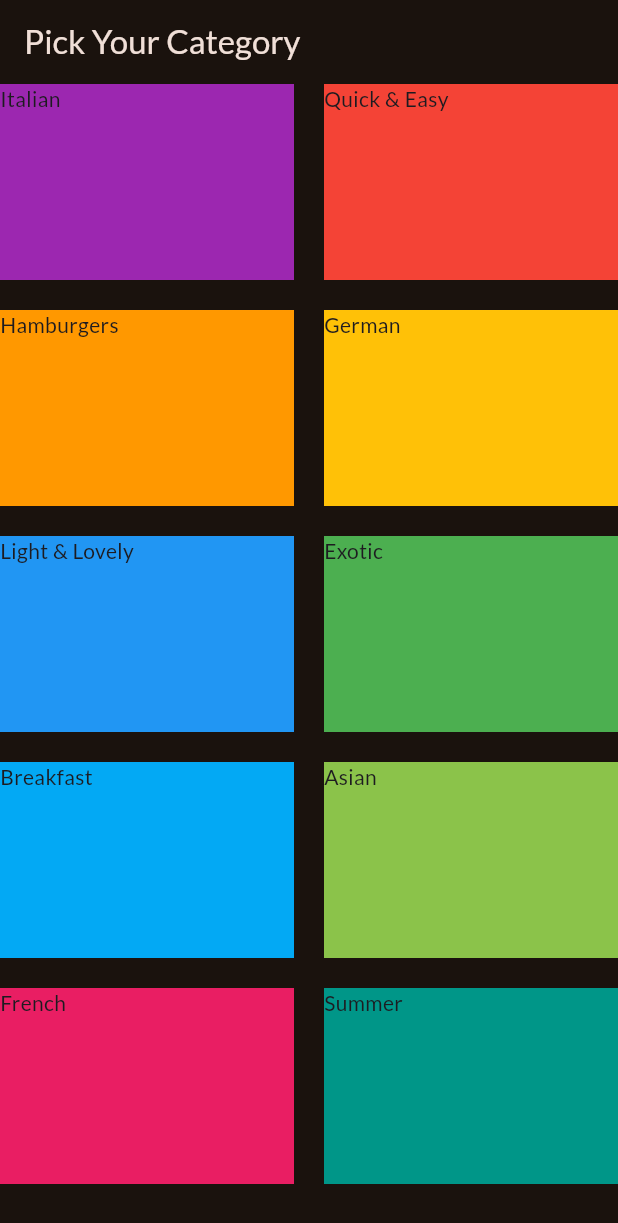
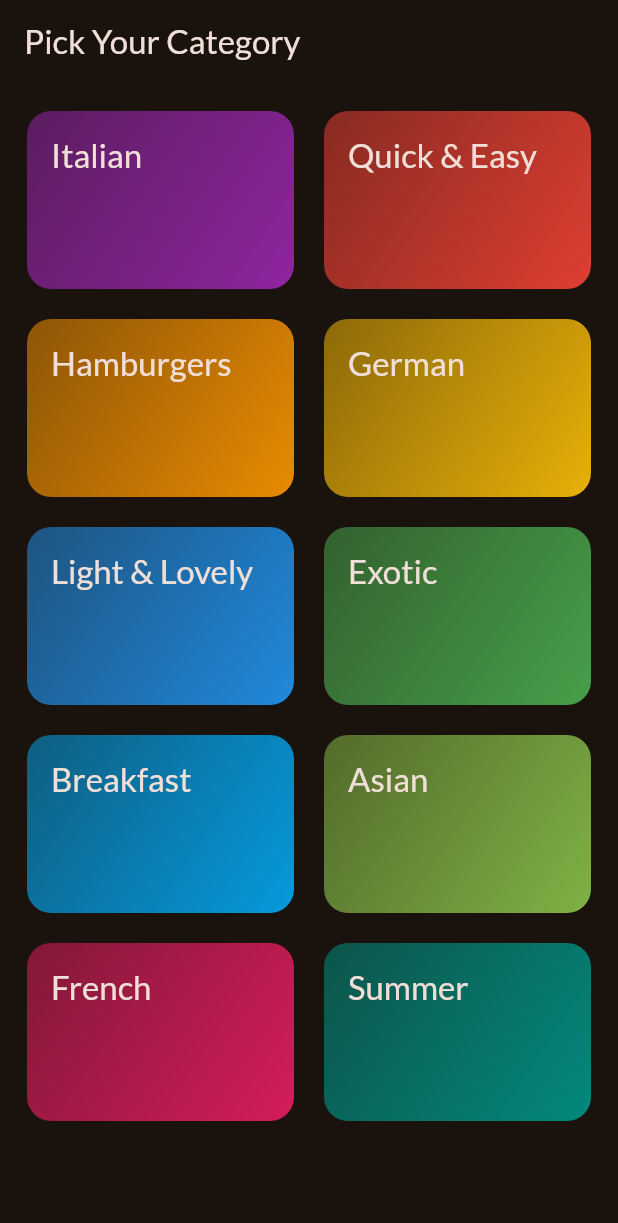
Before and after one commit to ajax-39/Flutter_InfoMeal, a Flutter app: the screen it shows after launch, on a phone screen of 412 x 824 dp. Shown: the top 1223 px of the screen. Run offline on Flutter 3.47's test engine with Material 3 defaults, Android fonts, the phone set to English and light mode, and no system bars; our stand-ins replace google_fonts.

Commit message:
add onTap effect

```diff
--- a/lib/main.dart
+++ b/lib/main.dart
@@ -1,7 +1,7 @@
 import 'package:flutter/material.dart';
 
 import 'package:google_fonts/google_fonts.dart';
-import 'package:meals/categories.dart';
+import 'package:meals/screens/categories.dart';
 
 final theme = ThemeData(
   useMaterial3: true,
--- a/lib/categories.dart
+++ b/lib/screens/categories.dart
@@ -1,6 +1,7 @@
 import 'package:flutter/material.dart';
 import 'package:meals/data.dart/dummy_data.dart';
-import 'package:meals/showCategory.dart';
+import 'package:meals/widgets/category_grid_item.dart';
+import 'package:meals/widgets/category_grid_item.dart';
 
 class CategoriesScreen extends StatelessWidget {
   const CategoriesScreen({super.key});
@@ -16,14 +17,18 @@ class CategoriesScreen extends StatelessWidget {
       ),
       //
       body: GridView(
+        padding: const EdgeInsets.all(18),
+        //
         gridDelegate: const SliverGridDelegateWithFixedCrossAxisCount(
           crossAxisCount: 2,
           childAspectRatio: 3 / 2,
           crossAxisSpacing: 20,
           mainAxisSpacing: 20,
         ),
+        //
         children: [
-          ...availableCategories.map((e) => ShowCategory(showCat: e)),
+          for (final category in availableCategories)
+            CategoryGridItem(category: category),
         ],
       ),
     );
--- a/lib/showCategory.dart
+++ /dev/null
@@ -1,25 +0,0 @@
-import 'package:flutter/material.dart';
-import 'package:meals/models/category.dart';
-
-class ShowCategory extends StatelessWidget {
-  const ShowCategory({
-    super.key,
-    required this.showCat,
-  });
-
-  final Category showCat;
-
-  @override
-  Widget build(context) {
-    return Container(
-      height: 100,
-      width: 100,
-      //
-      decoration: BoxDecoration(
-        color: showCat.color,
-      ),
-      //
-      child: Text(showCat.title),
-    );
-  }
-}
--- /dev/null
+++ b/lib/widgets/category_grid_item.dart
@@ -0,0 +1,46 @@
+import 'package:flutter/material.dart';
+import 'package:meals/models/category.dart';
+
+class CategoryGridItem extends StatelessWidget {
+  const CategoryGridItem({
+    super.key,
+    required this.category,
+  });
+
+  final Category category;
+
+  @override
+  Widget build(context) {
+    return InkWell(
+      onTap: () {},
+      //
+      splashColor: Theme.of(context).primaryColor,
+      //
+      borderRadius: BorderRadius.circular(16),
+      //
+      child: Container(
+        padding: const EdgeInsets.all(16),
+        //
+        decoration: BoxDecoration(
+          gradient: LinearGradient(
+            colors: [
+              category.color.withOpacity(0.5),
+              category.color.withOpacity(0.9),
+            ],
+            begin: Alignment.topLeft,
+            end: Alignment.bottomRight,
+          ),
+          //
+          borderRadius: BorderRadius.circular(16),
+        ),
+        //
+        child: Text(
+          category.title,
+          style: Theme.of(context).textTheme.titleLarge!.copyWith(
+                color: Theme.of(context).colorScheme.onBackground,
+              ),
+        ),
+      ),
+    );
+  }
+}
```
Also changed, not shown: lib/screens/meals.dart (added).
